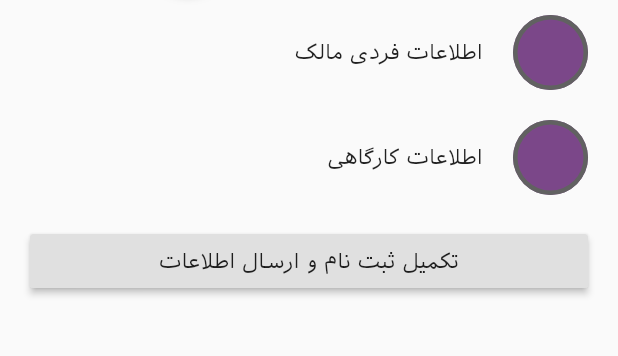
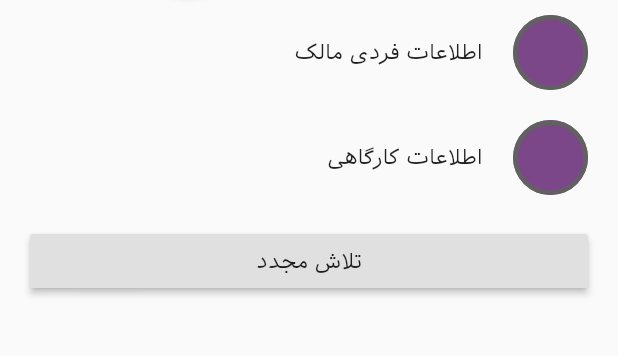
Before and after one commit to mohammadne/Qc-Register, a Flutter app: the screen it shows after launch, after a tap on "تکمیل ثبت نام و ارسال اطلاعات", on a phone screen of 412 x 824 dp, the part 120-476 px from its top. Run offline on Flutter 3.47's test engine with Material 2 defaults, Android fonts, the phone set to English and light mode, and no system bars; our stand-ins replace geolocator; network calls fail.

```diff
--- a/lib/provider/app_provider.dart
+++ b/lib/provider/app_provider.dart
@@ -13,11 +13,14 @@ const List jobsName = [
   "Painter"
 ];
 
+enum SendDataState { NotPushed, Await, Seccess, Failed }
+
 class AppProvider with ChangeNotifier {
   List<PersonalModel> _personals = [
     PersonalModel(title: "مالک :", carrier: Jobs.Manager),
   ];
   WorkShopModel _workShop = WorkShopModel();
+  SendDataState sendDataState = SendDataState.NotPushed;
 
   List<PersonalModel> get personals => _personals;
   int get personalsLength => _personals.length;
@@ -65,10 +68,14 @@ class AppProvider with ChangeNotifier {
   }) {
     _personals[index].personalName =
         personalName ?? _personals[index].personalName;
-    _personals[index].carrier = carrier ?? _personals[index].carrier;
+
     if (mobOrTelIndex != null) {
       _personals[index].mobsAndTels[mobOrTelIndex] =
           mobOrTel ?? _personals[index].mobsAndTels[mobOrTelIndex];
+    }
+    if (carrier != null) {
+      _personals[index].carrier = carrier ?? _personals[index].carrier;
+      notifyListeners();
     }
   }
 
@@ -84,12 +91,16 @@ class AppProvider with ChangeNotifier {
     _workShop.locationManual = locationManual ?? _workShop.locationManual;
   }
 
-  Future sendData() async {
-    print("object");
+  Future<String> sendData() async {
+    sendDataState = SendDataState.Await;
+    notifyListeners();
     try {
       http.Response response = await http.post(
         "https://workshop.dinavision.org/api/v1/Workshop/setWorkshop",
-        headers: {"content-type": "application/json"},
+        headers: {
+          // "Accept": "application/json",
+          "content-type": "application/json; charset=utf-8",
+        },
         body: json.encode(
           {
             "name": _workShop.workShopName,
@@ -129,10 +140,20 @@ class AppProvider with ChangeNotifier {
           },
         ),
       );
-      print(response.body);
+      print(response.statusCode);
+      if (response.statusCode > 200 && response.statusCode < 300) {
+        sendDataState = SendDataState.Seccess;
+        notifyListeners();
+        return null;
+      } else {
+        sendDataState = SendDataState.Failed;
+        notifyListeners();
+        return json.decode(response.body)["message"] as String;
+      }
     } catch (e) {
-      print(e);
-      return Future.value(e.toString());
+      sendDataState = SendDataState.Failed;
+      notifyListeners();
+      return Future.value(e.toString()) as String;
     }
   }
 }
--- a/lib/routes/landing.dart
+++ b/lib/routes/landing.dart
@@ -31,14 +31,66 @@ class LandingRoute extends StatelessWidget {
                     Container(
                       padding: CustomPaddings.normalPadding,
                     ),
-                    RaisedButton(
-                      onPressed: () =>
-                          Provider.of<AppProvider>(context, listen: false)
-                              .sendData(),
-                      child: Consumer<AppProvider>(
-                        builder: (_, appProvider, ch) =>
-                            Text("تکمیل ثبت نام و ارسال اطلاعات"),
-                      ),
+                    Consumer<AppProvider>(
+                      builder: (_, appProvider, ch) {
+                        if (appProvider.sendDataState ==
+                            SendDataState.NotPushed) {
+                          return RaisedButton(
+                            onPressed: () =>
+                                Provider.of<AppProvider>(context, listen: false)
+                                    .sendData()
+                                    .then(
+                              (String onresp) {
+                                if (onresp != null) {
+                                  print(onresp);
+                                  return showDialog(
+                                    context: context,
+                                    builder: (BuildContext context) {
+                                      return AlertDialog(
+                                        title: Text(
+                                          onresp,
+                                          textAlign: TextAlign.center,
+                                        ),
+                                        actions: <Widget>[
+                                          FlatButton(
+                                            onPressed: () {
+                                              Navigator.of(context).pop();
+                                            },
+                                            child: Text(
+                                              'متوجه شدم',
+                                              textAlign: TextAlign.center,
+                                            ),
+                                          )
+                                        ],
+                                      );
+                                    },
+                                  );
+                                }
+                              },
+                            ),
+                            child: Text("تکمیل ثبت نام و ارسال اطلاعات"),
+                          );
+                        } else if (appProvider.sendDataState ==
+                            SendDataState.Await) {
+                          return RaisedButton(
+                            onPressed: () {},
+                            child: CircularProgressIndicator(),
+                          );
+                        } else if (appProvider.sendDataState ==
+                            SendDataState.Seccess) {
+                          return RaisedButton(
+                            onPressed: () {},
+                            child: Text("عملیات موفقیت آمیز بود"),
+                          );
+                        } else {
+                          return RaisedButton(
+                            onPressed: () =>
+                                Provider.of<AppProvider>(context, listen: false)
+                                    .sendData(),
+                            child: Text("تلاش مجدد"),
+                          );
+                        }
+                      },
                     )
                   ],
                 ),
```
